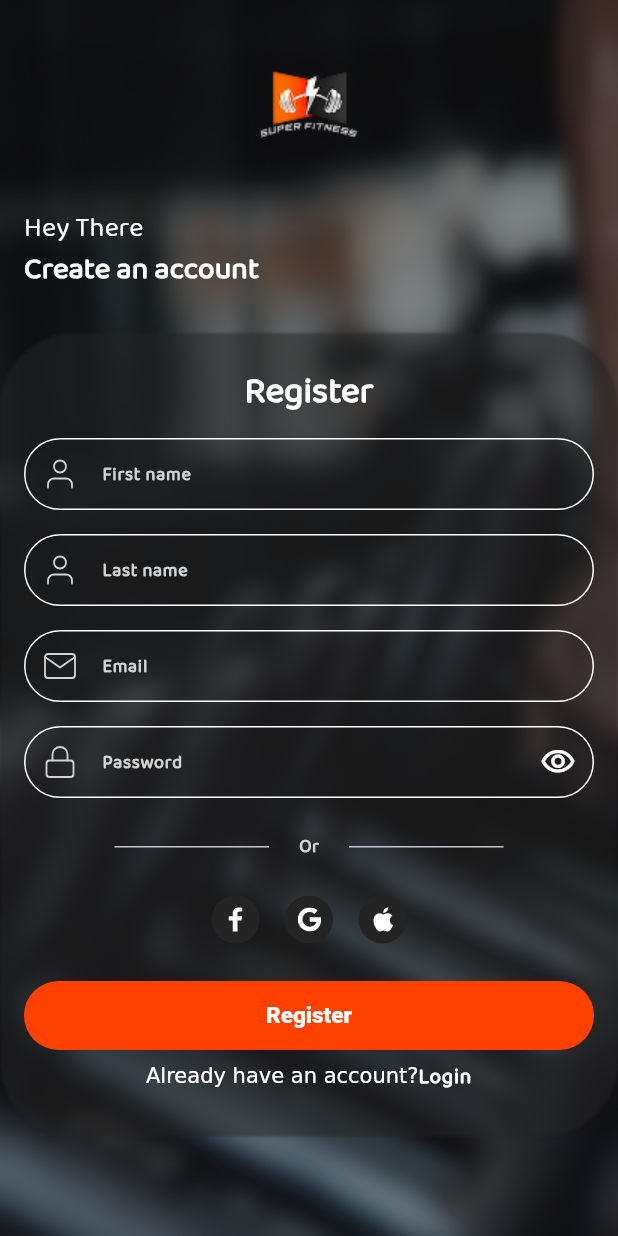
After one commit to Mohamed-Essam-Mohamed/Fitness-App, a Flutter app: the screen it shows after launch, on a phone screen of 412 x 824 dp. The commit adds this screen. Run offline on Flutter 3.47's test engine with Material 3 defaults, Android fonts, the phone set to English and light mode, and no system bars; our stand-ins replace cached_network_image, dio, easy_localization, equatable, firebase_core, flutter_bloc and 9 more; accounts and stored records are empty; generated files the repository leaves out were written again; project files that could hold a hidden picture were left out.

Commit message:
finish from implement ui screen of fiest part register

```diff
--- a/assets/translations/ar.json
+++ b/assets/translations/ar.json
@@ -37,7 +37,10 @@
     "DidnotReceiveCode": "لم تتلقَ الرمز؟",
     "EmailVerification": "التحقق من البريد الإلكتروني",
     "Continue": "متابعة",
-    "PasswordRequirements": "يجب ألا تكون كلمة المرور فارغة ويجب أن تحتوي على 6 أحرف على الأقل، حرف كبير، ورقم"
+    "PasswordRequirements": "يجب ألا تكون كلمة المرور فارغة ويجب أن تحتوي على 6 أحرف على الأقل، حرف كبير، ورقم",
+    "heyThere":"مرحبا",
+    "createAnAccount":"انشاء حساب",
+    "register": "تسجيل"
   },
   "Profile": {
     "Profile": "الملف الشخصي",
--- a/assets/translations/en.json
+++ b/assets/translations/en.json
@@ -37,7 +37,10 @@
     "DidnotReceiveCode": "Didn't receive code?",
     "EmailVerification": "Email verification",
     "Continue": "Continue",
-    "PasswordRequirements": "Password must not be empty and must contain at least 6 characters, an uppercase letter, and a number"
+    "PasswordRequirements": "Password must not be empty and must contain at least 6 characters, an uppercase letter, and a number",
+    "heyThere":"Hey There",
+    "createAnAccount":"Create an account",
+    "register": "Register"
   },
   "Profile": {
     "Profile": "Profile",
--- a/lib/core/constants/app_assets.dart
+++ b/lib/core/constants/app_assets.dart
@@ -46,11 +46,20 @@ class SvgAsset {
   static const ex34 = 'assets/svg/O15_34.svg';
   static const ex35 = 'assets/svg/O15_35.svg';
   static const ex36 = 'assets/svg/O15_36.svg';
+  static const user='assets/svg/user.svg';
+  static const mail='assets/svg/mail.svg';
+  static const lock='assets/svg/lock.svg';
+  static const google='assets/svg/Google.svg';
+  static const facebook='assets/svg/facebook.svg';
+  static const apple='assets/svg/apple.svg';
 }
 
 class ImageAsset {
   static const fullShotYoga = 'assets/png/full_shot_yoga.png';
   static const handSomePushUps = 'assets/png/hand_some_push_ups.png';
+  static const backGroundImage = 'assets/png/background.png';
+  static const fitLogo='assets/png/fit.png';
+
 }
 
 class LottieAsset {}
--- a/lib/core/constants/app_fonts_family.dart
+++ b/lib/core/constants/app_fonts_family.dart
@@ -1,3 +1,3 @@
 abstract class AppFontsFamily {
-  static const supermercadoOne = "Supermercado One";
+  static const supermercadoOne = "Baloo Thambi 2";
 }
--- /dev/null
+++ b/lib/feature/auth/presentation/view/register_first_part_screen.dart
@@ -0,0 +1,61 @@
+import 'package:easy_localization/easy_localization.dart';
+import 'package:fitness_app/core/constants/app_assets.dart';
+import 'package:fitness_app/feature/auth/presentation/widgets/register/register_body.dart';
+import 'package:fitness_app/generated/locale_keys.g.dart';
+import 'package:flutter/material.dart';
+
+class RegisterFirstPartScreen extends StatefulWidget {
+  const RegisterFirstPartScreen({super.key});
+
+  @override
+  State<RegisterFirstPartScreen> createState() =>
+      _RegisterFirstPartScreenState();
+}
+
+class _RegisterFirstPartScreenState extends State<RegisterFirstPartScreen> {
+  @override
+  Widget build(BuildContext context) {
+    final theme = Theme.of(context);
+    return Container(
+      decoration: BoxDecoration(
+          image: DecorationImage(
+              image: AssetImage(ImageAsset.backGroundImage),
+              fit: BoxFit.cover)),
+      child: Scaffold(
+        body: SingleChildScrollView(
+          child: Column(
+            crossAxisAlignment: CrossAxisAlignment.start,
+            children: [
+              SizedBox(height: 46),
+              Align(
+                alignment: Alignment.center,
+                child: SizedBox(
+                  child: Image.asset(ImageAsset.fitLogo),
+                ),
+              ),
+              SizedBox(height: 36),
+              Padding(
+                padding: EdgeInsets.symmetric(horizontal: 16, vertical: 8),
+                child: Column(
+                  crossAxisAlignment: CrossAxisAlignment.start,
+                  children: [
+                    Text(
+                      LocaleKeys.Authentication_heyThere.tr(),
+                      style: theme.textTheme.titleMedium,
+                    ),
+                    Text(
+                      LocaleKeys.Authentication_createAnAccount.tr(),
+                      style: theme.textTheme.labelLarge,
+                    ),
+                  ],
+                ),
+              ),
+              SizedBox(height: 20),
+              RegisterBody()
+            ],
+          ),
+        ),
+      ),
+    );
+  }
+}
--- /dev/null
+++ b/lib/feature/auth/presentation/widgets/register/bottom_section.dart
@@ -0,0 +1,62 @@
+import 'package:fitness_app/core/constants/app_assets.dart';
+import 'package:flutter/material.dart';
+import 'package:flutter_svg/svg.dart';
+
+class BottomSection extends StatefulWidget {
+  const BottomSection({super.key});
+
+  @override
+  State<BottomSection> createState() => _BottomSectionState();
+}
+
+class _BottomSectionState extends State<BottomSection> {
+  @override
+  Widget build(BuildContext context) {
+    return Column(
+      children: [
+        Row(
+          mainAxisAlignment: MainAxisAlignment.center,
+          children: [
+            SizedBox(
+              width: MediaQuery.of(context).size.width * 0.25,
+              child: Divider(),
+            ),
+            Padding(
+                padding: EdgeInsets.symmetric(horizontal: 20),
+                child: Text('Or')),
+            SizedBox(
+              width: MediaQuery.of(context).size.width * 0.25,
+              child: Divider(),
+            )
+          ],
+        ),
+        SizedBox(
+          height: 24,
+        ),
+        Row(
+          mainAxisAlignment: MainAxisAlignment.center,
+          children: [
+            InkWell(
+              child: SvgPicture.asset(SvgAsset.facebook),
+              onTap: () {},
+            ),
+            SizedBox(
+              width: 16,
+            ),
+            InkWell(
+              child: SvgPicture.asset(SvgAsset.google),
+              onTap: () {},
+            ),
+            SizedBox(
+              width: 16,
+            ),
+            InkWell(
+              child: SvgPicture.asset(SvgAsset.apple),
+              onTap: () {},
+            ),
+          ],
+        ),
+      ],
+    );
+  }
+}
--- /dev/null
+++ b/lib/feature/auth/presentation/widgets/register/register_body.dart
@@ -0,0 +1,123 @@
+import 'dart:ui' as ui;
+import 'package:easy_localization/easy_localization.dart';
+import 'package:fitness_app/core/constants/app_assets.dart';
+import 'package:fitness_app/feature/auth/presentation/widgets/register/bottom_section.dart';
+import 'package:fitness_app/generated/locale_keys.g.dart';
+import 'package:flutter/gestures.dart';
+import 'package:flutter/material.dart';
+import 'package:flutter_svg/svg.dart';
+
+class RegisterBody extends StatefulWidget {
+  const RegisterBody({super.key});
+
+  @override
+  State<RegisterBody> createState() => _RegisterBodyState();
+}
+
+class _RegisterBodyState extends State<RegisterBody> {
+  @override
+  Widget build(BuildContext context) {
+    final theme = Theme.of(context);
+    return SizedBox(
+      height: MediaQuery.of(context).size.height * 0.65,
+      child: Stack(
+        children: [
+          ImageFiltered(
+            imageFilter: ui.ImageFilter.blur(sigmaX: 1, sigmaY: 1),
+            child: Container(
+              decoration: BoxDecoration(
+                  color: Color.fromRGBO(36, 36, 36, 0.5),
+                  borderRadius: BorderRadius.circular(50)),
+            ),
+          ),
+          Padding(
+            padding: EdgeInsets.symmetric(horizontal: 16, vertical: 24),
+            child: SingleChildScrollView(
+              child: Form(
+                child: Column(
+                  children: [
+                    Text(
+                      LocaleKeys.Authentication_register.tr(),
+                      style: theme.textTheme.titleLarge,
+                    ),
+                    SizedBox(
+                      height: 16,
+                    ),
+                    TextFormField(
+                      decoration: InputDecoration(
+                          prefixIcon: Padding(
+                            padding: const EdgeInsets.all(12.0),
+                            child: SvgPicture.asset(
+                              SvgAsset.user,
+                            ),
+                          ),
+                          label:
+                              Text(LocaleKeys.Authentication_FirstName.tr())),
+                    ),
+                    SizedBox(height: 16),
+                    TextFormField(
+                      decoration: InputDecoration(
+                          prefixIcon: Padding(
+                            padding: EdgeInsets.all(12.0),
+                            child: SvgPicture.asset(SvgAsset.user),
+                          ),
+                          label: Text(LocaleKeys.Authentication_LastName.tr())),
+                    ),
+                    SizedBox(height: 16),
+                    TextFormField(
+                      decoration: InputDecoration(
+                          prefixIcon: Padding(
+                            padding: EdgeInsets.all(12.0),
+                            child: SvgPicture.asset(SvgAsset.mail),
+                          ),
+                          labelText: LocaleKeys.Authentication_Email.tr()),
+                    ),
+                    SizedBox(height: 16),
+                    TextFormField(
+                      decoration: InputDecoration(
+                          suffixIcon: Icon(Icons.visibility_outlined),
+                          prefixIcon: Padding(
+                            padding: EdgeInsets.all(12.0),
+                            child: SvgPicture.asset(SvgAsset.lock),
+                          ),
+                          labelText: LocaleKeys.Authentication_Password.tr()),
+                    ),
+                    SizedBox(height: 24),
+                    BottomSection(),
+                    SizedBox(height: 24),
+                    ElevatedButton(
+                        onPressed: () {},
+                        child: Row(
+                          mainAxisAlignment: MainAxisAlignment.center,
+                          children: [
+                            Text(LocaleKeys.Authentication_register.tr())
+                          ],
+                        )),
+                    SizedBox(
+                      height: 8,
+                    ),
+                    RichText(
+                      text: TextSpan(
+                          children: [
+                            TextSpan(
+                                text: LocaleKeys
+                                    .Authentication_AlreadyHaveAnAccount.tr()),
+                            TextSpan(
+                                text: LocaleKeys.Authentication_Login.tr(),
+                                style: theme.textTheme.labelMedium)
+                          ],
+                          recognizer: TapGestureRecognizer()
+                            ..onTap = () {
+                              print('hello wwwww');
+                            }),
+                    )
+                  ],
+                ),
+              ),
+            ),
+          )
+        ],
+      ),
+    );
+  }
+}
--- a/lib/main.dart
+++ b/lib/main.dart
@@ -5,10 +5,12 @@ import 'package:fitness_app/core/routes/route_generator.dart';
 import 'package:fitness_app/core/routes/routes.dart';
 import 'package:fitness_app/core/theme/app_theme.dart';
 import 'package:fitness_app/core/utils/bloc_observer.dart';
+import 'package:fitness_app/feature/auth/presentation/view/register_first_part_screen.dart';
 import 'package:flutter/material.dart';
 import 'package:flutter_bloc/flutter_bloc.dart';
 
 void main() async {
+  WidgetsFlutterBinding.ensureInitialized();
   configureDependencies();
   await EasyLocalization.ensureInitialized();
 
@@ -40,8 +42,9 @@ class MyApp extends StatelessWidget {
             locale: context.locale,
             theme: AppTheme.lightTheme,
             title: AppValues.appTitle,
-            onGenerateRoute: RouteGenerator.getRoute,
-            initialRoute: Routes.onboarding,
+            // onGenerateRoute: RouteGenerator.getRoute,
+            // initialRoute: Routes.onboarding,
+            home: RegisterFirstPartScreen(),
           ),
         );
       },
--- a/pubspec.yaml
+++ b/pubspec.yaml
@@ -82,6 +82,6 @@ flutter:
     - assets/translations/
 
   fonts:
-    - family: Supermercado One
+    - family: Baloo Thambi 2
       fonts:
-        - asset: assets/fonts/super/SupermercadoOne-Regular.ttf
+        - asset: assets/fonts/baloo/BalooThambi2-Regular.ttf
```
Also changed, not shown: assets/fonts/baloo/BalooThambi2-Regular.ttf (added), assets/png/background.png (added), assets/png/fit.png (added), assets/svg/Google.svg (added), assets/svg/apple.svg (added), assets/svg/facebook.svg (added), assets/svg/lock.svg (added), assets/svg/mail.svg (added), assets/svg/user.svg (added), lib/generated/locale_keys.g.dart.
